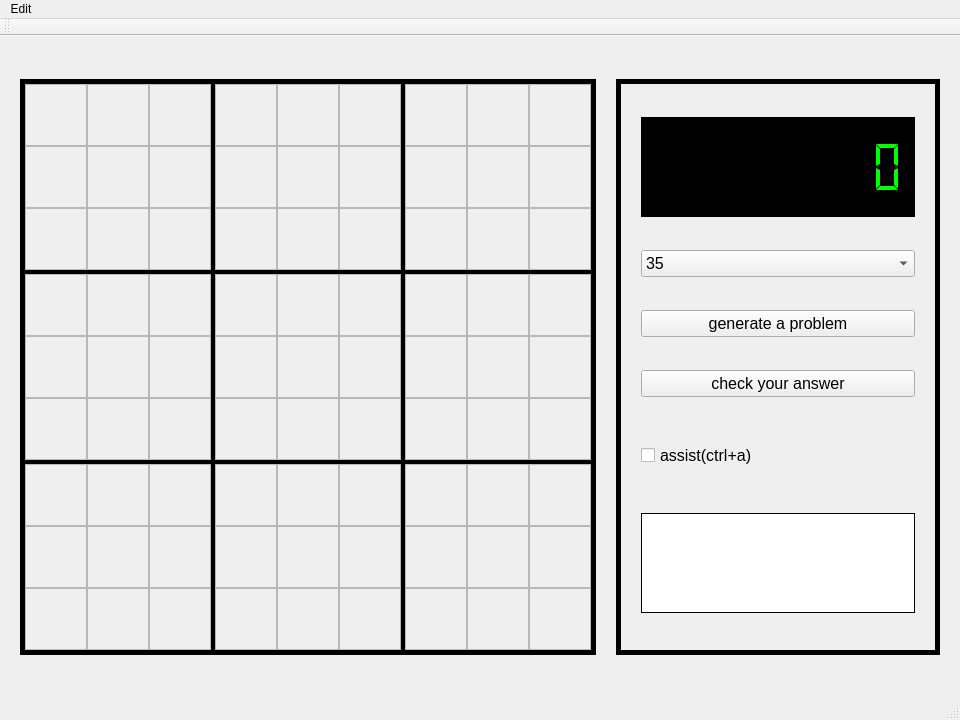
Qt form mainwindow.ui (Lucotecia/Quick_Number_Place) before a commit.
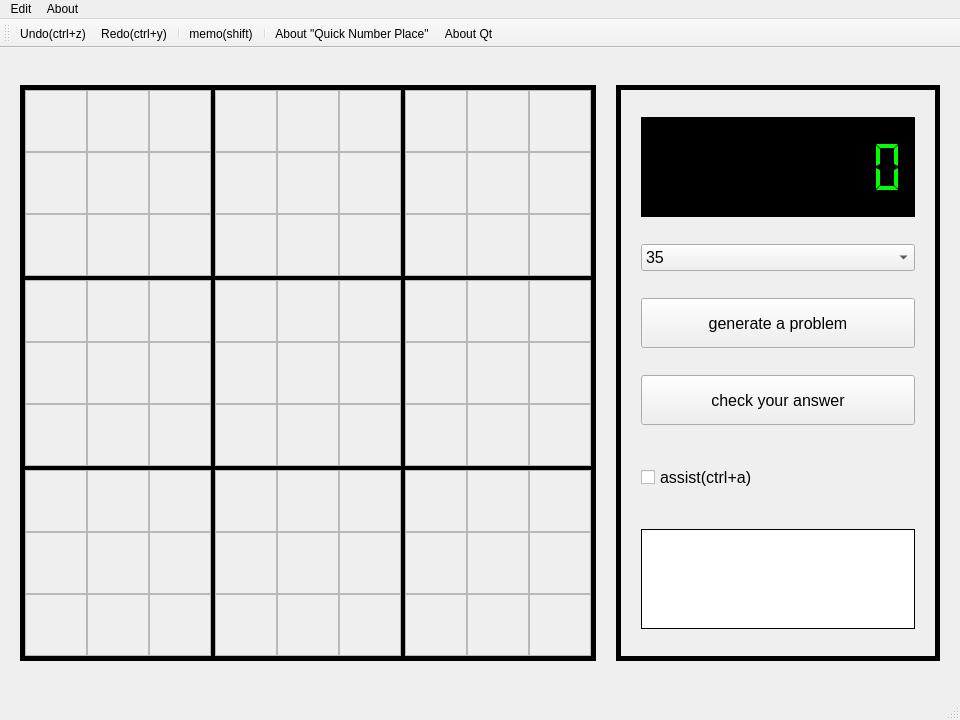
The same form after that commit. Icons and pictures are not drawn. Custom widgets are drawn as their Qt base class.

Patch:
```diff
--- a/mainwindow.ui
+++ b/mainwindow.ui
@@ -1477,6 +1477,24 @@
        </item>
        <item>
         <widget class="QPushButton" name="pushButton">
+         <property name="sizePolicy">
+          <sizepolicy hsizetype="Minimum" vsizetype="Minimum">
+           <horstretch>0</horstretch>
+           <verstretch>0</verstretch>
+          </sizepolicy>
+         </property>
+         <property name="minimumSize">
+          <size>
+           <width>0</width>
+           <height>50</height>
+          </size>
+         </property>
+         <property name="maximumSize">
+          <size>
+           <width>16777215</width>
+           <height>50</height>
+          </size>
+         </property>
          <property name="font">
           <font>
            <pointsize>12</pointsize>
@@ -1489,6 +1507,24 @@
        </item>
        <item>
         <widget class="QPushButton" name="pushButton_2">
+         <property name="sizePolicy">
+          <sizepolicy hsizetype="Minimum" vsizetype="Minimum">
+           <horstretch>0</horstretch>
+           <verstretch>0</verstretch>
+          </sizepolicy>
+         </property>
+         <property name="minimumSize">
+          <size>
+           <width>0</width>
+           <height>50</height>
+          </size>
+         </property>
+         <property name="maximumSize">
+          <size>
+           <width>16777215</width>
+           <height>50</height>
+          </size>
+         </property>
          <property name="font">
           <font>
            <pointsize>12</pointsize>
@@ -1523,8 +1559,8 @@
          </property>
          <property name="iconSize">
           <size>
-           <width>20</width>
-           <height>20</height>
+           <width>25</width>
+           <height>25</height>
           </size>
          </property>
         </widget>
@@ -1580,6 +1616,13 @@
    <attribute name="toolBarBreak">
     <bool>false</bool>
    </attribute>
+   <addaction name="actionUndo"/>
+   <addaction name="actionRedo"/>
+   <addaction name="separator"/>
+   <addaction name="actionMemo"/>
+   <addaction name="separator"/>
+   <addaction name="actionAbout_Quick_Number_Place"/>
+   <addaction name="actionAbout_Qt"/>
   </widget>
   <widget class="QStatusBar" name="statusBar"/>
   <widget class="QMenuBar" name="menuBar">
@@ -1599,7 +1642,15 @@
     <addaction name="actionRedo"/>
     <addaction name="actionMemo"/>
    </widget>
+   <widget class="QMenu" name="menuAbout">
+    <property name="title">
+     <string>About</string>
+    </property>
+    <addaction name="actionAbout_Quick_Number_Place"/>
+    <addaction name="actionAbout_Qt"/>
+   </widget>
    <addaction name="menuUndo"/>
+   <addaction name="menuAbout"/>
   </widget>
   <action name="actionUndo">
    <property name="icon">
@@ -1631,6 +1682,21 @@
     <string>memo(shift)</string>
    </property>
   </action>
+  <action name="actionAbout_Quick_Number_Place">
+   <property name="icon">
+    <iconset>
+     <normalon>:/about.png</normalon>
+    </iconset>
+   </property>
+   <property name="text">
+    <string>About &quot;Quick Number Place&quot;</string>
+   </property>
+  </action>
+  <action name="actionAbout_Qt">
+   <property name="text">
+    <string>About Qt</string>
+   </property>
+  </action>
  </widget>
  <layoutdefault spacing="6" margin="11"/>
  <customwidgets>
```
Left out of the diff: 9 changed lines with no effect on the pictures.
